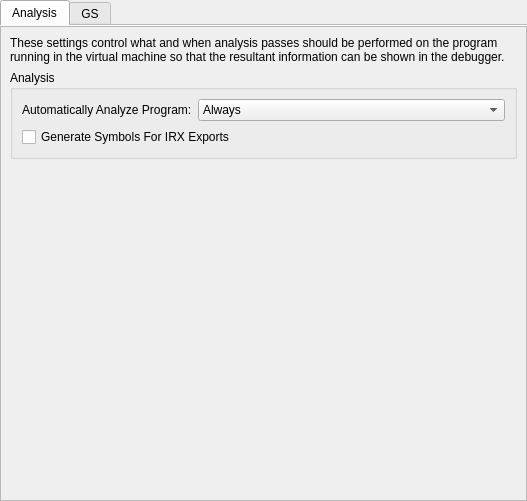
Old version of the form pcsx2-qt/Settings/DebugSettingsWidget.ui in the repository PCSX2/pcsx2.
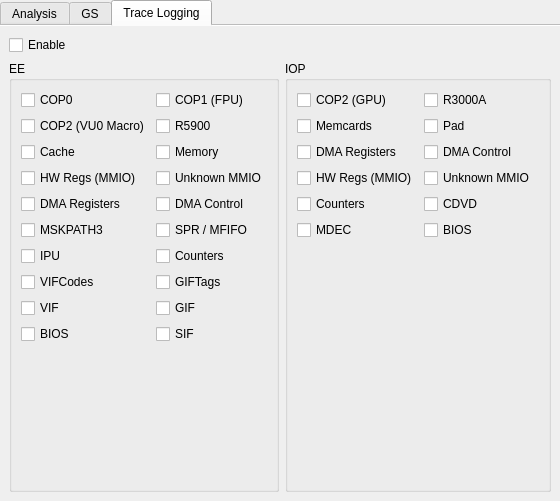
New version of the form. The open tabs and pages were chosen to show the change.

Commit message: Misc: wire up and refactor trace logging

Diff of the .ui file:
```diff
--- a/pcsx2-qt/Settings/DebugSettingsWidget.ui
+++ b/pcsx2-qt/Settings/DebugSettingsWidget.ui
@@ -35,7 +35,7 @@
       <attribute name="title">
        <string>Analysis</string>
       </attribute>
-      <layout class="QVBoxLayout" name="verticalLayout_3">
+      <layout class="QVBoxLayout" name="verticalLayout_6">
        <property name="leftMargin">
         <number>0</number>
        </property>
@@ -289,6 +289,300 @@
        </item>
       </layout>
      </widget>
+     <widget class="QWidget" name="traceLogTabWidget">
+      <attribute name="title">
+       <string>Trace Logging</string>
+      </attribute>
+      <layout class="QVBoxLayout" name="verticalLayout_8">
+       <item>
+        <widget class="QCheckBox" name="chkEnable">
+         <property name="text">
+          <string>Enable</string>
+         </property>
+        </widget>
+       </item>
+       <item>
+        <layout class="QHBoxLayout" name="traceLogHorizontalLayout">
+         <item>
+          <widget class="QGroupBox" name="grpEELogging">
+           <property name="title">
+            <string>EE</string>
+           </property>
+           <layout class="QVBoxLayout" name="verticalLayout_3">
+            <item>
+             <layout class="QGridLayout" name="grpEELoggingGrid">
+              <item row="4" column="1">
+               <widget class="QCheckBox" name="chkEEDMACTRL">
+                <property name="text">
+                 <string>DMA Control</string>
+                </property>
+               </widget>
+              </item>
+              <item row="6" column="1">
+               <widget class="QCheckBox" name="chkEEMFIFO">
+                <property name="text">
+                 <string>SPR / MFIFO</string>
+                </property>
+               </widget>
+              </item>
+              <item row="9" column="0">
+               <widget class="QCheckBox" name="chkEEVIF">
+                <property name="text">
+                 <string>VIF</string>
+                </property>
+               </widget>
+              </item>
+              <item row="0" column="1">
+               <widget class="QCheckBox" name="chkEECOP1">
+                <property name="text">
+                 <string>COP1 (FPU)</string>
+                </property>
+               </widget>
+              </item>
+              <item row="6" column="0">
+               <widget class="QCheckBox" name="chkEEMSKPATH3">
+                <property name="text">
+                 <string>MSKPATH3</string>
+                </property>
+               </widget>
+              </item>
+              <item row="2" column="0">
+               <widget class="QCheckBox" name="chkEECache">
+                <property name="text">
+                 <string>Cache</string>
+                </property>
+               </widget>
+              </item>
+              <item row="9" column="1">
+               <widget class="QCheckBox" name="chkEEGIF">
+                <property name="text">
+                 <string>GIF</string>
+                </property>
+               </widget>
+              </item>
+              <item row="1" column="1">
+               <widget class="QCheckBox" name="chkEER5900">
+                <property name="text">
+                 <string>R5900</string>
+                </property>
+               </widget>
+              </item>
+              <item row="0" column="0">
+               <widget class="QCheckBox" name="chkEECOP0">
+                <property name="text">
+                 <string>COP0</string>
+                </property>
+               </widget>
+              </item>
+              <item row="3" column="0">
+               <widget class="QCheckBox" name="chkEEMMIO">
+                <property name="text">
+                 <string>HW Regs (MMIO)</string>
+                </property>
+               </widget>
+              </item>
+              <item row="7" column="1">
+               <widget class="QCheckBox" name="chkEECounters">
+                <property name="text">
+                 <string>Counters</string>
+                </property>
+               </widget>
+              </item>
+              <item row="10" column="1">
+               <widget class="QCheckBox" name="chkEESIF">
+                <property name="text">
+                 <string>SIF</string>
+                </property>
+               </widget>
+              </item>
+              <item row="1" column="0">
+               <widget class="QCheckBox" name="chkEECOP2">
+                <property name="text">
+                 <string>COP2 (VU0 Macro)</string>
+                </property>
+               </widget>
+              </item>
+              <item row="8" column="0">
+               <widget class="QCheckBox" name="chkEEVIFCodes">
+                <property name="text">
+                 <string>VIFCodes</string>
+                </property>
+               </widget>
+              </item>
+              <item row="2" column="1">
+               <widget class="QCheckBox" name="chkEEMemory">
+                <property name="text">
+                 <string>Memory</string>
+                </property>
+               </widget>
+              </item>
+              <item row="3" column="1">
+               <widget class="QCheckBox" name="chkEEUNKNWNMMIO">
+                <property name="text">
+                 <string>Unknown MMIO</string>
+                </property>
+               </widget>
+              </item>
+              <item row="7" column="0">
+               <widget class="QCheckBox" name="chkEEIPU">
+                <property name="text">
+                 <string>IPU</string>
+                </property>
+               </widget>
+              </item>
+              <item row="10" column="0">
+               <widget class="QCheckBox" name="chkEEBIOS">
+                <property name="text">
+                 <string>BIOS</string>
+                </property>
+               </widget>
+              </item>
+              <item row="4" column="0">
+               <widget class="QCheckBox" name="chkEEDMARegs">
+                <property name="text">
+                 <string>DMA Registers</string>
+                </property>
+               </widget>
+              </item>
+              <item row="8" column="1">
+               <widget class="QCheckBox" name="chkEEGIFTags">
+                <property name="text">
+                 <string>GIFTags</string>
+                </property>
+               </widget>
+              </item>
+             </layout>
+            </item>
+            <item>
+             <spacer name="eeLoggingSpacer">
+              <property name="orientation">
+               <enum>Qt::Vertical</enum>
+              </property>
+              <property name="sizeHint" stdset="0">
+               <size>
+                <width>20</width>
+                <height>0</height>
+               </size>
+              </property>
+             </spacer>
+            </item>
+           </layout>
+          </widget>
+         </item>
+         <item>
+          <widget class="QGroupBox" name="grpIOPLogging">
+           <property name="title">
+            <string>IOP</string>
+           </property>
+           <layout class="QVBoxLayout" name="verticalLayout_7">
+            <item>
+             <layout class="QGridLayout" name="grpIOPLoggingGrid">
+              <item row="4" column="0">
+               <widget class="QCheckBox" name="chkIOPCounters">
+                <property name="text">
+                 <string>Counters</string>
+                </property>
+               </widget>
+              </item>
+              <item row="3" column="1">
+               <widget class="QCheckBox" name="chkIOPUNKNWNMMIO">
+                <property name="text">
+                 <string>Unknown MMIO</string>
+                </property>
+               </widget>
+              </item>
+              <item row="3" column="0">
+               <widget class="QCheckBox" name="chkIOPMMIO">
+                <property name="text">
+                 <string>HW Regs (MMIO)</string>
+                </property>
+               </widget>
+              </item>
+              <item row="4" column="1">
+               <widget class="QCheckBox" name="chkIOPCDVD">
+                <property name="text">
+                 <string>CDVD</string>
+                </property>
+               </widget>
+              </item>
+              <item row="0" column="1">
+               <widget class="QCheckBox" name="chkIOPR3000A">
+                <property name="text">
+                 <string>R3000A</string>
+                </property>
+               </widget>
+              </item>
+              <item row="1" column="0">
+               <widget class="QCheckBox" name="chkIOPMemcards">
+                <property name="text">
+                 <string>Memcards</string>
+                </property>
+               </widget>
+              </item>
+              <item row="2" column="0">
+               <widget class="QCheckBox" name="chkIOPDMARegs">
+                <property name="text">
+                 <string>DMA Registers</string>
+                </property>
+               </widget>
+              </item>
+              <item row="1" column="1">
+               <widget class="QCheckBox" name="chkIOPPad">
+                <property name="text">
+                 <string>Pad</string>
+                </property>
+               </widget>
+              </item>
+              <item row="5" column="1">
+               <widget class="QCheckBox" name="chkIOPBIOS">
+                <property name="text">
+                 <string>BIOS</string>
+                </property>
+               </widget>
+              </item>
+              <item row="5" column="0">
+               <widget class="QCheckBox" name="chkIOPMDEC">
+                <property name="text">
+                 <string>MDEC</string>
+                </property>
+               </widget>
+              </item>
+              <item row="2" column="1">
+               <widget class="QCheckBox" name="chkIOPDMACTRL">
+                <property name="text">
+                 <string>DMA Control</string>
+                </property>
+               </widget>
+              </item>
+              <item row="0" column="0">
+               <widget class="QCheckBox" name="chkIOPCOP2">
+                <property name="text">
+                 <string>COP2 (GPU)</string>
+                </property>
+               </widget>
+              </item>
+             </layout>
+            </item>
+            <item>
+             <spacer name="iopLoggingSpacer">
+              <property name="orientation">
+               <enum>Qt::Vertical</enum>
+              </property>
+              <property name="sizeHint" stdset="0">
+               <size>
+                <width>20</width>
+                <height>40</height>
+               </size>
+              </property>
+             </spacer>
+            </item>
+           </layout>
+          </widget>
+         </item>
+        </layout>
+       </item>
+      </layout>
+     </widget>
     </widget>
    </item>
   </layout>
```
Left out of the diff: 2 changed lines with no effect on the pictures. The commit also changes 21 other files.
